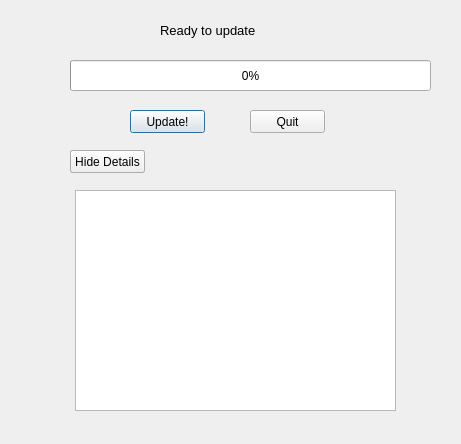
This is main.ui in ilkkayli/Pip-Updater as Qt 5 draws it before an edit. The edited form follows.
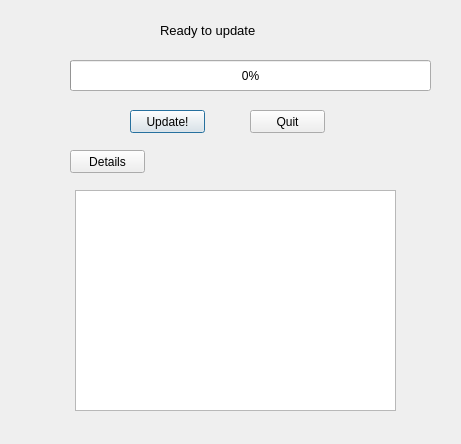
This is the edited form.

Commit message: Re-implemented toggling the textbrowser functionality.

The edit to the form file:
```diff
--- a/main.ui
+++ b/main.ui
@@ -96,19 +96,6 @@
     <string>Details</string>
    </property>
   </widget>
-  <widget class="QPushButton" name="hideDetailsButton">
-   <property name="geometry">
-    <rect>
-     <x>70</x>
-     <y>150</y>
-     <width>75</width>
-     <height>23</height>
-    </rect>
-   </property>
-   <property name="text">
-    <string>Hide Details</string>
-   </property>
-  </widget>
  </widget>
  <resources/>
  <connections/>
```
The commit also changes 2 other files.
